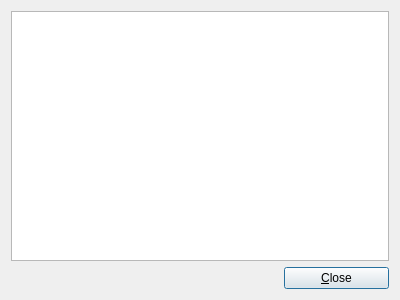
textbrowser/biblioteq, file UI/biblioteq_generalmessagediag.ui: the form before one commit.
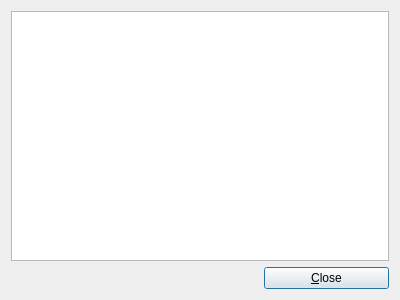
The form after the commit. Icons and pictures are not drawn.

```diff
--- a/UI/biblioteq_generalmessagediag.ui
+++ b/UI/biblioteq_generalmessagediag.ui
@@ -56,7 +56,7 @@
       <widget class="QPushButton" name="cancelButton">
        <property name="minimumSize">
         <size>
-         <width>105</width>
+         <width>125</width>
          <height>0</height>
         </size>
        </property>
```
